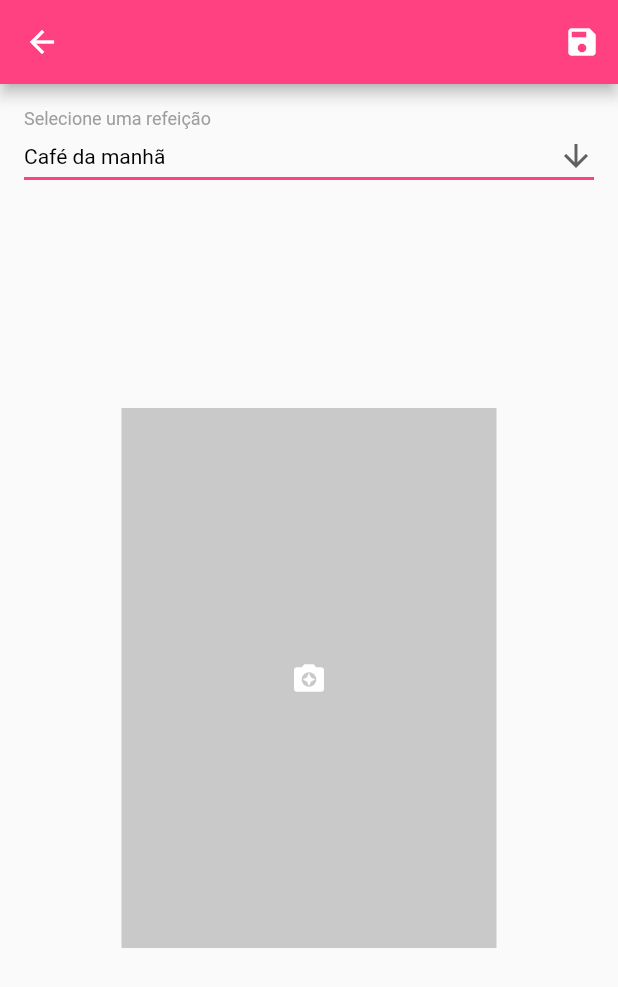
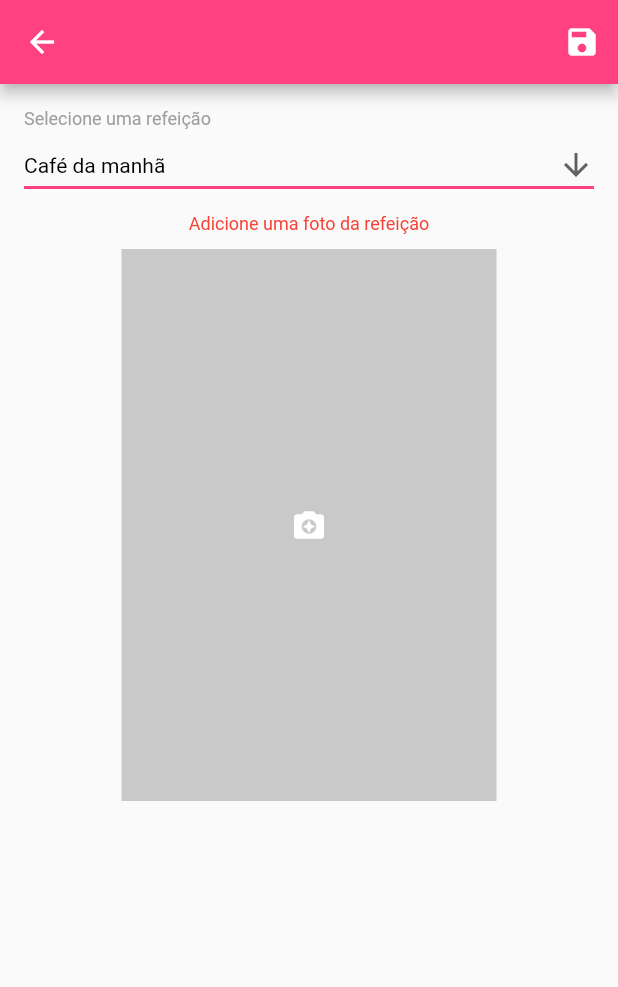
Before and after one commit to paulohcosta1/healthdiaryApp, a Flutter app: the MealPage screen opened directly, after a tap on the "save" icon, on a phone screen of 412 x 824 dp. Shown: the top 987 px of the screen. Run offline on Flutter 3.47's test engine with Material 2 defaults, Android fonts, the light colour scheme and no system bars; our stand-ins replace cloud_firestore, firebase_auth, flutter_speed_dial, image_cropper, image_picker, rxdart; missing offline and left inert: bloc_pattern; accounts and stored records are empty.

Commit message:
image validator added

```diff
--- a/lib/pages/client/mealpage/meal_page.dart
+++ b/lib/pages/client/mealpage/meal_page.dart
@@ -2,17 +2,18 @@ import 'dart:io';
 
 import 'package:flutter/material.dart';
 import 'package:healthdiary/blocs/meal_bloc.dart';
+import 'package:healthdiary/validators/meal_validators.dart';
 import 'package:healthdiary/widgets/images_widget.dart';
-import 'package:image_picker/image_picker.dart';
 
 class MealPage extends StatefulWidget {
   @override
   _MealPageState createState() => _MealPageState();
 }
 
-class _MealPageState extends State<MealPage> {
+class _MealPageState extends State<MealPage> with MealValidator {
   File _file;
   String dropdownValue = 'Café da manhã';
+
   final _formKey = GlobalKey<FormState>();
   final _scaffoldKey = GlobalKey<ScaffoldState>();
 
@@ -20,13 +21,11 @@ class _MealPageState extends State<MealPage> {
 
   @override
   void initState() {
-    // TODO: implement initState
     super.initState();
   }
 
   @override
   void dispose() {
-    // TODO: implement dispose
     _mealBloc.dispose();
     super.dispose();
   }
@@ -43,7 +42,9 @@ class _MealPageState extends State<MealPage> {
                 return IconButton(
                   icon: Icon(Icons.save),
                   color: Colors.white,
-                  onPressed: () => _onSave(),
+                  onPressed: () {
+                    _formKey.currentState.validate();
+                  },
                 );
               }),
         ],
@@ -55,18 +56,17 @@ class _MealPageState extends State<MealPage> {
   _body() {
     return Stack(
       children: <Widget>[
-        Padding(
-          padding: const EdgeInsets.all(16),
-          child: Text(
+        Form(
+          key: _formKey,
+          child: ListView(
+            padding: EdgeInsets.all(16),
+            children: <Widget>[
+              Text(
                 "Selecione uma refeição",
                 style: TextStyle(color: Colors.grey, fontSize: 12),
               ),
-        ),
-        Padding(
-          padding: const EdgeInsets.fromLTRB(16, 24, 16, 24),
-          child: Container(
+              Container(
                 child: _dropDown(),
-          ),
               ),
               Center(
                 child: Container(
@@ -74,10 +74,14 @@ class _MealPageState extends State<MealPage> {
                     context: context,
                     initialValue: [],
                     onSaved: _mealBloc.saveImages,
+                    validator: validateImage,
                   ),
                   width: 250,
                 ),
-        )
+              ),
+            ],
+          ),
+        ),
       ],
     );
   }
--- /dev/null
+++ b/lib/validators/meal_validators.dart
@@ -0,0 +1,6 @@
+class MealValidator {
+  String validateImage(List images) {
+    if (images.isEmpty) return "Adicione uma foto da refeição";
+    return null;
+  }
+}
--- a/lib/widgets/images_widget.dart
+++ b/lib/widgets/images_widget.dart
@@ -17,12 +17,16 @@ class ImagesWidget extends FormField<List> {
                   Center(
                     child: Container(
                       height: 400,
-                      padding: EdgeInsets.only(top: 32, bottom: 8),
+                      padding: EdgeInsets.only(
+                        top: 32,
+                      ),
                       child: state.value.length > 0
                           ? Container(
                               height: 350,
                               width: 350,
-                              margin: EdgeInsets.only(right: 8),
+                              margin: EdgeInsets.only(
+                                right: 8,
+                              ),
                               child: GestureDetector(
                                 child: Image.file(
                                   state.value[0],
@@ -30,7 +34,8 @@ class ImagesWidget extends FormField<List> {
                                 ),
                                 onLongPress: () {
                                   state.didChange(
-                                      state.value..remove(state.value[0]));
+                                    state.value..remove(state.value[0]),
+                                  );
                                 },
                               ),
                             )
@@ -50,18 +55,25 @@ class ImagesWidget extends FormField<List> {
                                   builder: (context) => ImageSourceSheet(
                                     onImageSelected: (image) {
                                       state.didChange(
-                                                state.value..add(image));
+                                        state.value..add(image),
+                                      );
                                       Navigator.of(context).pop();
                                     },
-                                        ));
+                                  ),
+                                );
                               },
                             ),
                     ),
                   ),
                   state.hasError
-                      ? Text(
+                      ? Padding(
+                          padding: const EdgeInsets.all(8.0),
+                          child: Center(
+                            child: Text(
                               state.errorText,
                               style: TextStyle(color: Colors.red, fontSize: 12),
+                            ),
+                          ),
                         )
                       : Container()
                 ],
```
Lines whose indentation alone changed are shown as unchanged.
